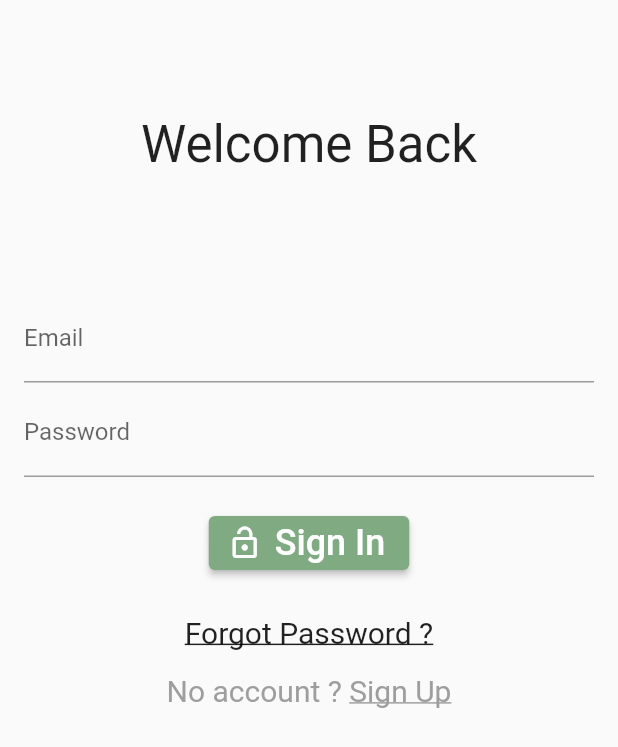
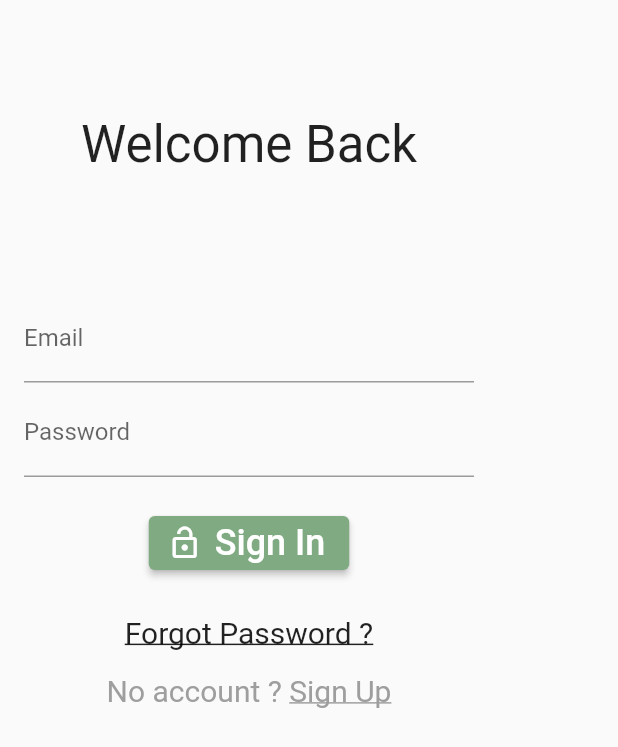
Before and after one commit to BresThomas/TheRealMe, a Flutter app: the screen it shows after launch, on a phone screen of 412 x 824 dp. Shown: the top 747 px of the screen. Run offline on Flutter 3.47's test engine with Material 2 defaults, Android fonts, the phone set to English and light mode, and no system bars; our stand-ins replace cloud_firestore, email_validator, firebase_auth, firebase_core, firebase_database; missing offline and left inert: kg_charts; accounts and stored records are empty.

Commit message:
Update login_page.dart

```diff
--- a/lib/login_page.dart
+++ b/lib/login_page.dart
@@ -47,19 +47,25 @@ class _LoginWidgetState extends State<LoginWidget> {
           height: 40,
         ),
         SizedBox(height: 40),
-              TextField(
+        Container(
+          constraints: BoxConstraints(maxWidth: 300), // Définissez la largeur maximale ici
+          child: TextField(
             controller: emailController,
             textInputAction: TextInputAction.next,
             decoration: InputDecoration(labelText: "Email"),
           ),
+        ),
         SizedBox(height: 4),
-              TextField(
+        Container(
+          constraints: BoxConstraints(maxWidth: 300), // Définissez la largeur maximale ici
+          child: TextField(
             controller: passwordController,
             textInputAction: TextInputAction.done,
             decoration: InputDecoration(
               labelText: "Password",
             ),
             obscureText: true,
+          ),
         ),
         SizedBox(height: 20),
         ElevatedButton.icon(
@@ -107,6 +113,7 @@ class _LoginWidgetState extends State<LoginWidget> {
   ),
 );
 
+
   Future signIn() async {
     showDialog(
       context: context,
```
Lines whose indentation alone changed are shown as unchanged.
